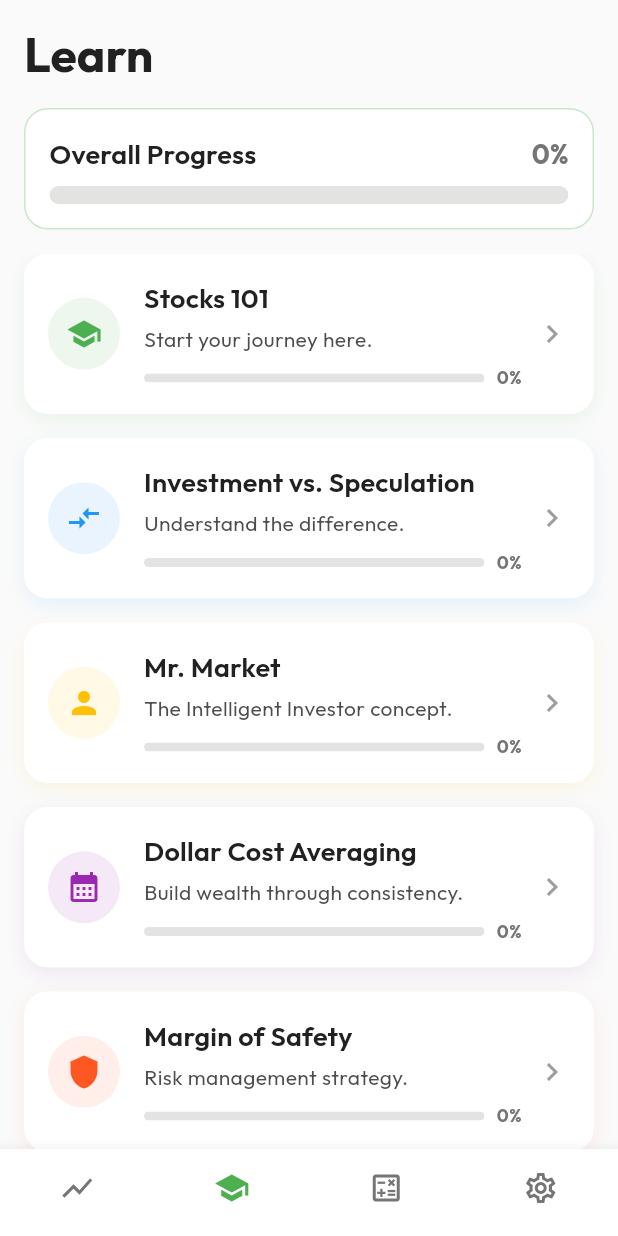
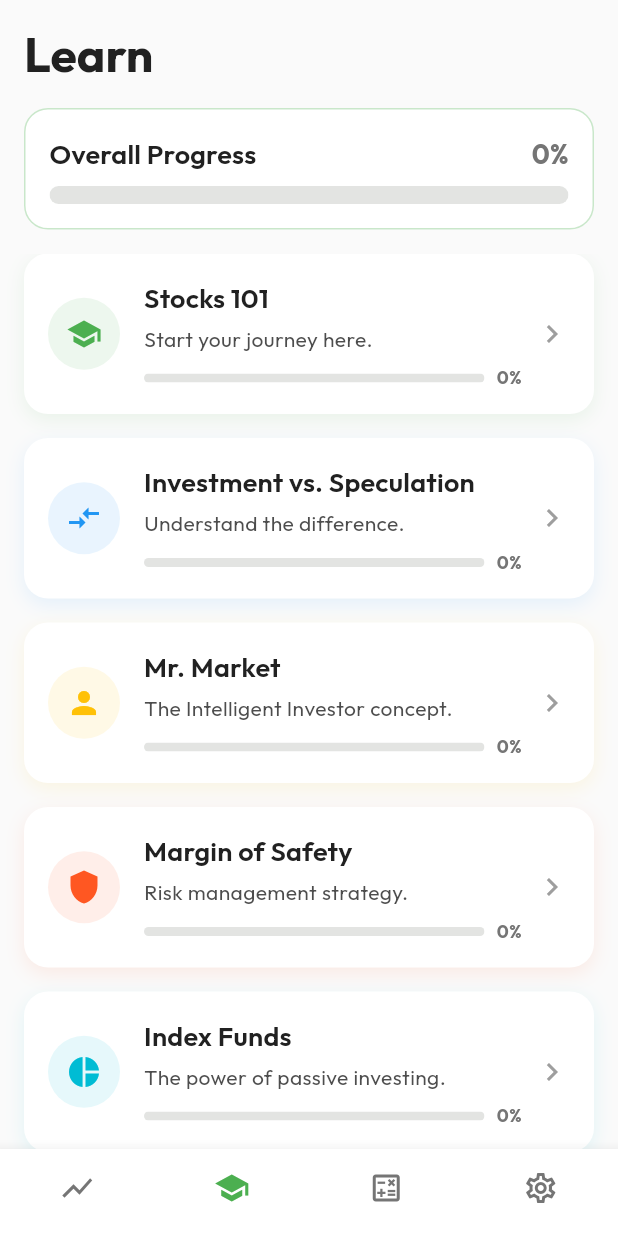
Before and after one commit to swoaib/Investr, a Flutter app: the DashboardScreen screen opened by its route, item 2 of the bottom bar chosen, on a phone screen of 412 x 824 dp. Run offline on Flutter 3.47's test engine with Material 3 defaults, Android fonts, the phone set to English and light mode, and no system bars; our stand-ins replace fl_chart, flutter_svg, go_router, google_fonts, shared_preferences; accounts and stored records are empty; network calls fail.

Commit message:
feat: add Index Funds and Intrinsic Value education lessons with new SVG assets.

```diff
--- a/lib/src/features/education/presentation/learn_screen.dart
+++ b/lib/src/features/education/presentation/learn_screen.dart
@@ -105,39 +105,6 @@ class LearnScreen extends StatelessWidget {
       ],
     ),
     Lesson(
-      id: 'dollar_cost_averaging',
-      title: 'Dollar Cost Averaging',
-      description: 'Build wealth through consistency.',
-      color: Color(0xFF9C27B0),
-      icon: Icons.calendar_month,
-      pages: [
-        LessonPage(
-          title: 'What is DCA?',
-          description:
-              'Investing a fixed amount of money at regular intervals, regardless of the share price.',
-          imagePath: 'assets/images/education/dca_calendar.svg',
-        ),
-        LessonPage(
-          title: 'Smoothing the Ride',
-          description:
-              'You buy more shares when prices are low and fewer when prices are high, lowering your average cost per share.',
-          imagePath: 'assets/images/education/dca_chart.svg',
-        ),
-        LessonPage(
-          title: 'Remove Emotion',
-          description:
-              'It eliminates the temptation to time the market, preventing emotional decisions during volatility.',
-          imagePath: 'assets/images/education/dca_emotion.svg',
-        ),
-        LessonPage(
-          title: 'Consistency Wins',
-          description:
-              'The key is consistency. Over time, this disciplined approach builds significant wealth.',
-          imagePath: 'assets/images/education/dca_growth.svg',
-        ),
-      ],
-    ),
-    Lesson(
       id: 'margin_of_safety',
       title: 'Margin of Safety',
       description: 'Risk management strategy.',
@@ -173,6 +140,105 @@ class LearnScreen extends StatelessWidget {
           description:
               'When valuing a company, always use conservative estimates for growth and profitability to ensure a margin of safety.',
           imagePath: 'assets/images/education/ms_conservative.svg',
+        ),
+      ],
+    ),
+    Lesson(
+      id: 'index_funds',
+      title: 'Index Funds',
+      description: 'The power of passive investing.',
+      color: Color(0xFF00BCD4),
+      icon: Icons.pie_chart,
+      pages: [
+        LessonPage(
+          title: 'What is an Index Fund?',
+          description:
+              'An index fund is a portfolio of stocks designed to mimic the composition and performance of a financial market index.',
+          imagePath: 'assets/images/education/index_fund_basket.svg',
+        ),
+        LessonPage(
+          title: 'Instant Diversification',
+          description:
+              'By buying an index fund, you instantly own a tiny piece of hundreds or thousands of companies, spreading your risk.',
+          imagePath: 'assets/images/education/diversification.svg',
+        ),
+        LessonPage(
+          title: 'Low Cost',
+          description:
+              'Index funds are passively managed, meaning they have significantly lower fees compared to actively managed mutual funds.',
+          imagePath: 'assets/images/education/low_fees.svg',
+        ),
+        LessonPage(
+          title: 'Market Performance',
+          description:
+              'Statistically, most actively managed funds fail to beat the market over the long term. If you can\'t beat them, join them.',
+          imagePath: 'assets/images/education/market_performance.svg',
+        ),
+      ],
+    ),
+    Lesson(
+      id: 'dollar_cost_averaging',
+      title: 'Dollar Cost Averaging',
+      description: 'Build wealth through consistency.',
+      color: Color(0xFF9C27B0),
+      icon: Icons.calendar_month,
+      pages: [
+        LessonPage(
+          title: 'What is DCA?',
+          description:
+              'Investing a fixed amount of money at regular intervals, regardless of the share price.',
+          imagePath: 'assets/images/education/dca_calendar.svg',
+        ),
+        LessonPage(
+          title: 'Smoothing the Ride',
+          description:
+              'You buy more shares when prices are low and fewer when prices are high, lowering your average cost per share.',
+          imagePath: 'assets/images/education/dca_chart.svg',
+        ),
+        LessonPage(
+          title: 'Remove Emotion',
+          description:
+              'It eliminates the temptation to time the market, preventing emotional decisions during volatility.',
+          imagePath: 'assets/images/education/dca_emotion.svg',
+        ),
+        LessonPage(
+          title: 'Consistency Wins',
+          description:
+              'The key is consistency. Over time, this disciplined approach builds significant wealth.',
+          imagePath: 'assets/images/education/dca_growth.svg',
+        ),
+      ],
+    ),
+    Lesson(
+      id: 'calculating_intrinsic_value',
+      title: 'Calculating Intrinsic Value',
+      description: 'The science of valuation.',
+      color: Color(0xFF673AB7),
+      icon: Icons.calculate,
+      pages: [
+        LessonPage(
+          title: 'Price vs. Value',
+          description:
+              'Price is what you pay. Value is what you get. A stock might cost \$100, but its intrinsic value could be \$50 or \$150.',
+          imagePath: 'assets/images/education/intrinsic_price_value.svg',
+        ),
+        LessonPage(
+          title: 'The Formula (DCF)',
+          description:
+              'Valuation often uses Discounted Cash Flow (DCF). It sums up all future cash a company will generate, discounted back to today.',
+          imagePath: 'assets/images/education/intrinsic_dcf.svg',
+        ),
+        LessonPage(
+          title: 'Step-by-Step',
+          description:
+              '1. Estimate future Free Cash Flow growth.\n2. Choose a Discount Rate (your desired return).\n3. Sum the discounted values.',
+          imagePath: 'assets/images/education/intrinsic_formula.svg',
+        ),
+        LessonPage(
+          title: 'Use Our Calculator',
+          description:
+              'This math can be complex. Use the "Intrinsic Value Calculator" tool in this app to do the heavy lifting for you.',
+          imagePath: 'assets/images/education/intrinsic_conservative.svg',
         ),
       ],
     ),
@@ -212,7 +278,7 @@ class _LearnScreenContent extends StatelessWidget {
                 AppTheme.screenPaddingHorizontal,
                 AppTheme.screenPaddingVertical,
                 AppTheme.screenPaddingHorizontal,
-                AppTheme.screenPaddingHorizontal,
+                AppTheme.screenPaddingVertical,
               ),
               child: Column(
                 crossAxisAlignment: CrossAxisAlignment.start,
```
Also changed, not shown: assets/images/education/diversification.svg (added), assets/images/education/index_fund_basket.svg (added), assets/images/education/intrinsic_conservative.svg (added), assets/images/education/intrinsic_dcf.svg (added), assets/images/education/intrinsic_formula.svg (added), assets/images/education/intrinsic_price_value.svg (added), assets/images/education/low_fees.svg (added), assets/images/education/market_performance.svg (added).
